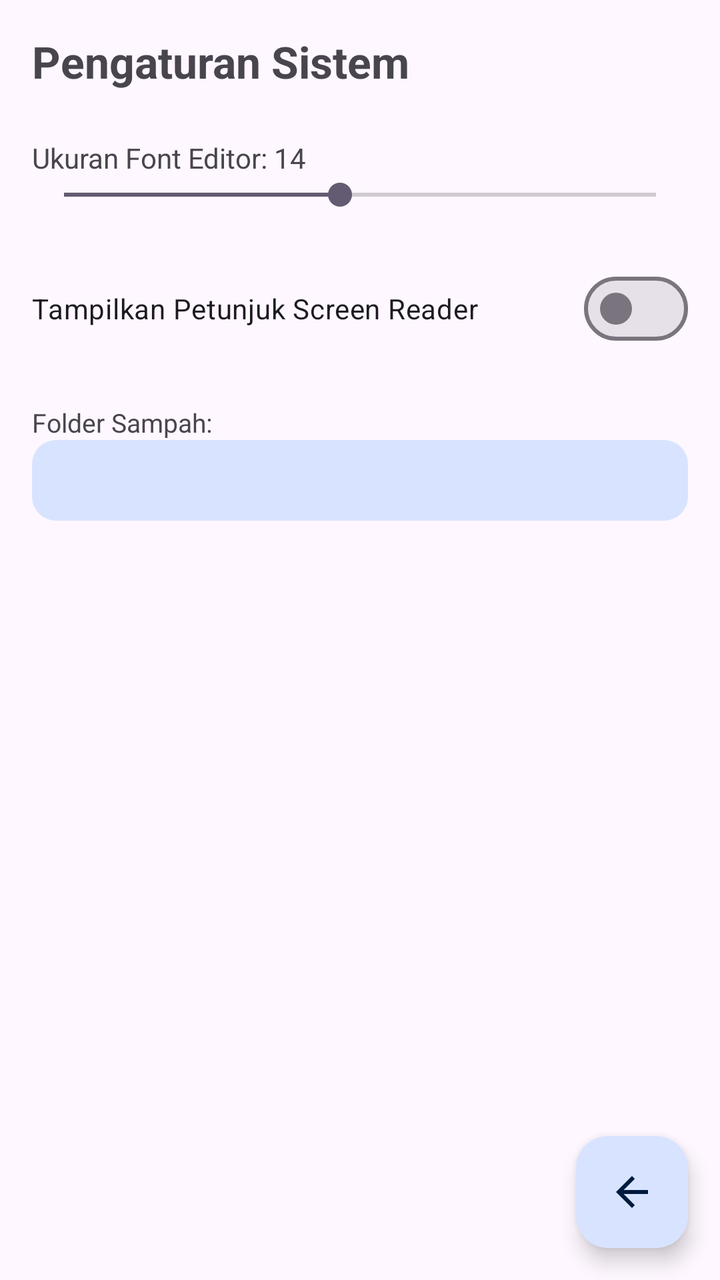
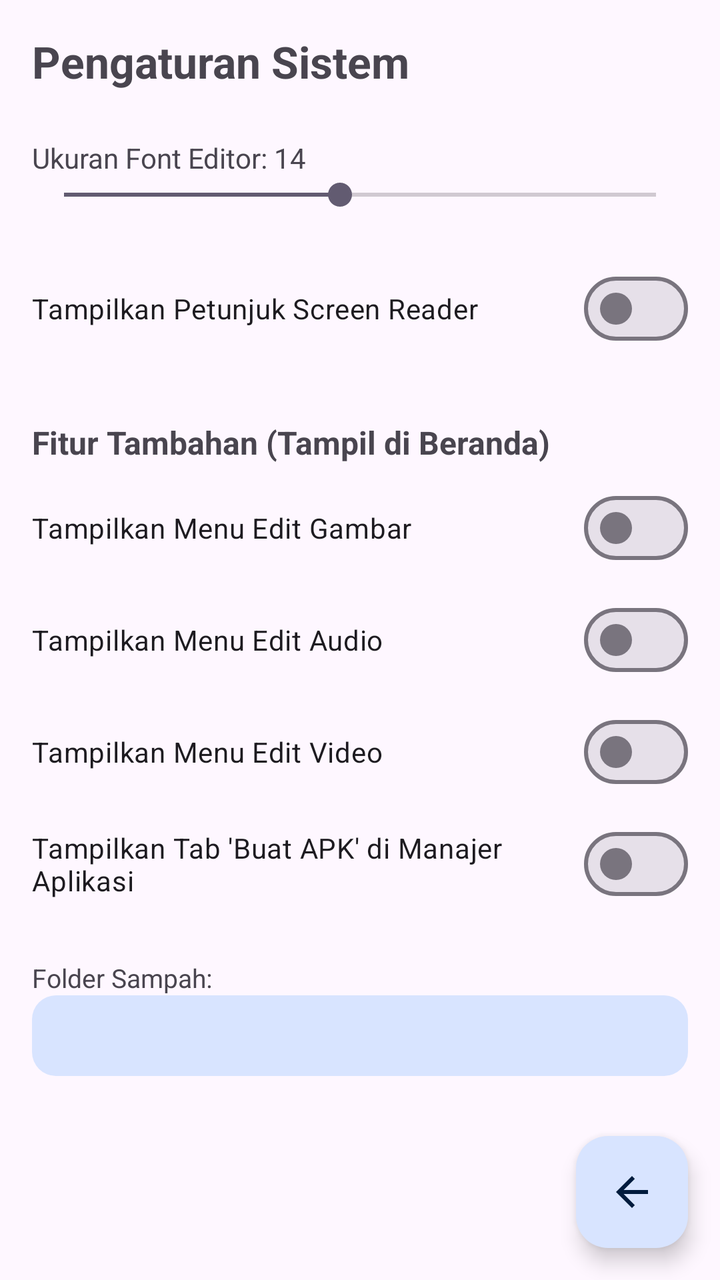

The first picture is an Android layout as it rendered before a commit; the second is the same layout after the commit. The layout source and the unified diff follow.
<!-- AndroidManifest.xml: application theme Theme.PlaManajer -->
<!-- res/layout/activity_settings.xml -->
<?xml version="1.0" encoding="utf-8"?>
<androidx.coordinatorlayout.widget.CoordinatorLayout
    xmlns:android="http://schemas.android.com/apk/res/android"
    xmlns:app="http://schemas.android.com/apk/res-auto"
    android:layout_width="match_parent"
    android:layout_height="match_parent"
    android:background="?android:attr/colorBackground">

    <ScrollView
        android:layout_width="match_parent"
        android:layout_height="match_parent">
        <LinearLayout
            android:layout_width="match_parent"
            android:layout_height="wrap_content"
            android:orientation="vertical"
            android:padding="16dp">

            <TextView
                android:layout_width="wrap_content"
                android:layout_height="wrap_content"
                android:text="@string/settings_title"
                android:textSize="22sp"
                android:textStyle="bold"
                android:layout_marginBottom="24dp" />

            <TextView
                android:id="@+id/tvFont"
                android:layout_width="wrap_content"
                android:layout_height="wrap_content"
                android:text="Ukuran Font Editor: 14" />
            <SeekBar
                android:id="@+id/seekFont"
                android:layout_width="match_parent"
                android:layout_height="wrap_content"
                android:max="30"
                android:progress="14" />

            <com.google.android.material.materialswitch.MaterialSwitch
                android:id="@+id/swReader"
                android:layout_width="match_parent"
                android:layout_height="wrap_content"
                android:layout_marginTop="24dp"
                android:text="Tampilkan Petunjuk Screen Reader"
                android:textSize="14sp" />

            <TextView
                android:layout_width="wrap_content"
                android:layout_height="wrap_content"
                android:layout_marginTop="24dp"
                android:text="Folder Sampah:"
                android:textSize="13sp" />
            <TextView
                android:id="@+id/tvTrash"
                android:layout_width="match_parent"
                android:layout_height="wrap_content"
                android:padding="12dp"
                android:background="@drawable/bg_card"
                android:textSize="12sp"
                android:fontFamily="monospace" />
        </LinearLayout>
    </ScrollView>

    <com.google.android.material.floatingactionbutton.FloatingActionButton
        android:id="@+id/fabBack"
        android:layout_width="wrap_content"
        android:layout_height="wrap_content"
        android:layout_gravity="bottom|end"
        android:layout_margin="16dp"
        android:contentDescription="Kembali"
        app:srcCompat="@drawable/ic_back" />
</androidx.coordinatorlayout.widget.CoordinatorLayout>
<!-- resources referenced by this layout -->
<resources>
  <!-- drawable bg_card (drawable) -->
  <?xml version="1.0" encoding="utf-8"?>
  <shape xmlns:android="http://schemas.android.com/apk/res/android"
      android:shape="rectangle">
      <solid android:color="?attr/colorPrimaryContainer"/>
      <corners android:radius="12dp"/>
  </shape>
  <!-- drawable ic_back (drawable) -->
  <vector xmlns:android="http://schemas.android.com/apk/res/android"
      android:width="24dp" android:height="24dp"
      android:viewportWidth="24" android:viewportHeight="24">
      <path android:fillColor="#FFFFFFFF"
          android:pathData="M20,11H7.83l5.59,-5.59L12,4l-8,8 8,8 1.41,-1.41L7.83,13H20v-2z"/>
  </vector>
  <string name="settings_title">Pengaturan Sistem</string>
  <style name="Theme.PlaManajer" parent="Theme.Material3.DayNight.NoActionBar">
          <item name="colorPrimary">@color/primary</item>
          <item name="colorOnPrimary">@color/on_primary</item>
          <item name="colorPrimaryContainer">@color/primary_container</item>
          <item name="colorOnPrimaryContainer">@color/on_primary_container</item>
          <item name="android:statusBarColor">?attr/colorSurface</item>
          <item name="android:windowLightStatusBar" tools:targetApi="m">?attr/isLightTheme</item>
      </style>
  <color name="primary">#5B8DEF</color>
  <color name="on_primary">#FFFFFF</color>
  <color name="primary_container">#D8E4FF</color>
  <color name="on_primary_container">#001B3D</color>
</resources>

<!-- the commit's change to res/layout/activity_settings.xml (unified diff, before → after) -->
@@ -43,6 +43,51 @@
                 android:text="Tampilkan Petunjuk Screen Reader"
                 android:textSize="14sp" />
 
+            
+            
+            
+            <TextView
+                android:layout_width="wrap_content"
+                android:layout_height="wrap_content"
+                android:layout_marginTop="32dp"
+                android:text="Fitur Tambahan (Tampil di Beranda)"
+                android:textStyle="bold"
+                android:textSize="16sp" />
+
+            <com.google.android.material.materialswitch.MaterialSwitch
+                android:id="@+id/swShowImageEditor"
+                android:layout_width="match_parent"
+                android:layout_height="wrap_content"
+                android:layout_marginTop="8dp"
+                android:text="Tampilkan Menu Edit Gambar"
+                android:textSize="14sp" />
+
+            <com.google.android.material.materialswitch.MaterialSwitch
+                android:id="@+id/swShowAudioEditor"
+                android:layout_width="match_parent"
+                android:layout_height="wrap_content"
+                android:layout_marginTop="8dp"
+                android:text="Tampilkan Menu Edit Audio"
+                android:textSize="14sp" />
+
+            <com.google.android.material.materialswitch.MaterialSwitch
+                android:id="@+id/swShowVideoEditor"
+                android:layout_width="match_parent"
+                android:layout_height="wrap_content"
+                android:layout_marginTop="8dp"
+                android:text="Tampilkan Menu Edit Video"
+                android:textSize="14sp" />
+
+            <com.google.android.material.materialswitch.MaterialSwitch
+                android:id="@+id/swShowGithubBuilder"
+                android:layout_width="match_parent"
+                android:layout_height="wrap_content"
+                android:layout_marginTop="8dp"
+                android:text="Tampilkan Tab 'Buat APK' di Manajer Aplikasi"
+                android:textSize="14sp" />
+
+            
+
             <TextView
                 android:layout_width="wrap_content"
                 android:layout_height="wrap_content"
